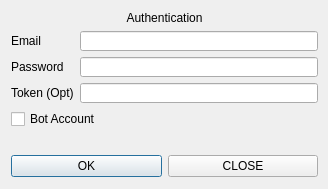
Qt form themes/pesterchum2.5/ui/AuthDialog.ui (henry232323/Pesterchum-Discord) before a commit.
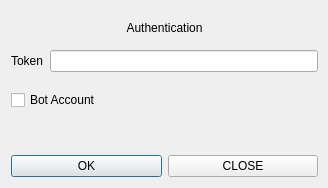
The same form after that commit.

```diff
--- a/themes/pesterchum2.5/ui/AuthDialog.ui
+++ b/themes/pesterchum2.5/ui/AuthDialog.ui
@@ -7,7 +7,7 @@
     <x>0</x>
     <y>0</y>
     <width>328</width>
-    <height>189</height>
+    <height>188</height>
    </rect>
   </property>
   <property name="windowTitle">
@@ -38,38 +38,17 @@
     </item>
     <item>
      <layout class="QFormLayout" name="formLayout">
+      <property name="fieldGrowthPolicy">
+       <enum>QFormLayout::AllNonFixedFieldsGrow</enum>
+      </property>
       <item row="0" column="0">
-       <widget class="QLabel" name="label_2">
-        <property name="text">
-         <string>Email</string>
-        </property>
-       </widget>
-      </item>
-      <item row="1" column="0">
-       <widget class="QLabel" name="label_3">
-        <property name="text">
-         <string>Password</string>
-        </property>
-       </widget>
-      </item>
-      <item row="2" column="0">
        <widget class="QLabel" name="label_4">
         <property name="text">
-         <string>Token (Opt)</string>
+         <string>Token</string>
         </property>
        </widget>
       </item>
       <item row="0" column="1">
-       <widget class="QLineEdit" name="emailEdit"/>
-      </item>
-      <item row="1" column="1">
-       <widget class="QLineEdit" name="passEdit">
-        <property name="echoMode">
-         <enum>QLineEdit::Password</enum>
-        </property>
-       </widget>
-      </item>
-      <item row="2" column="1">
        <widget class="QLineEdit" name="tokenEdit"/>
       </item>
      </layout>
```
